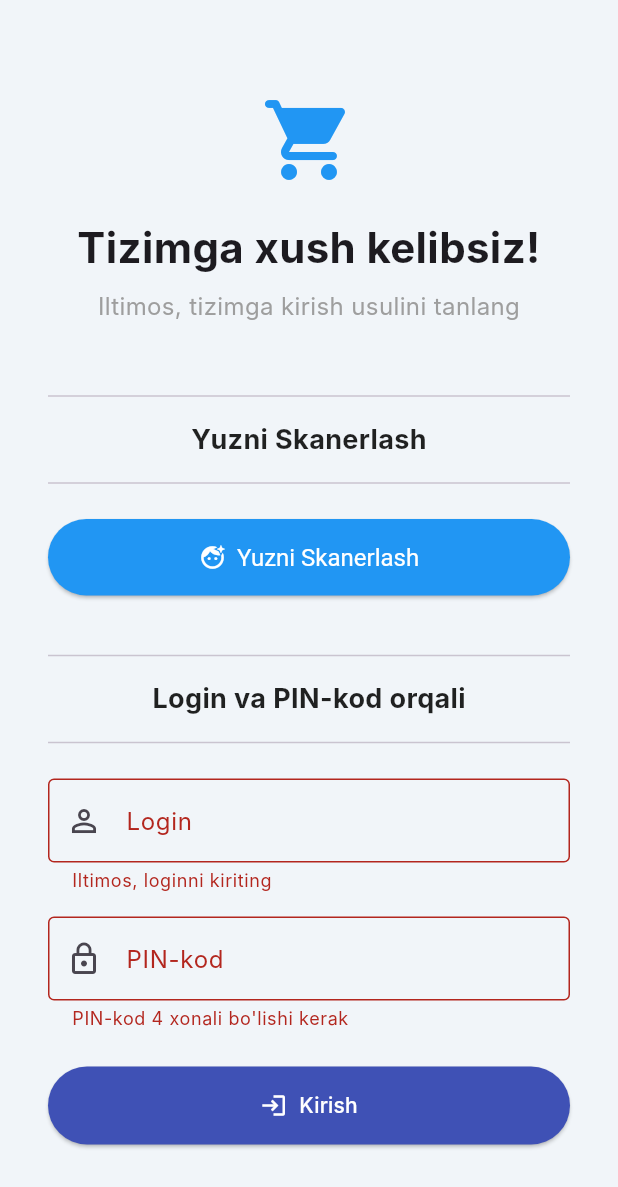
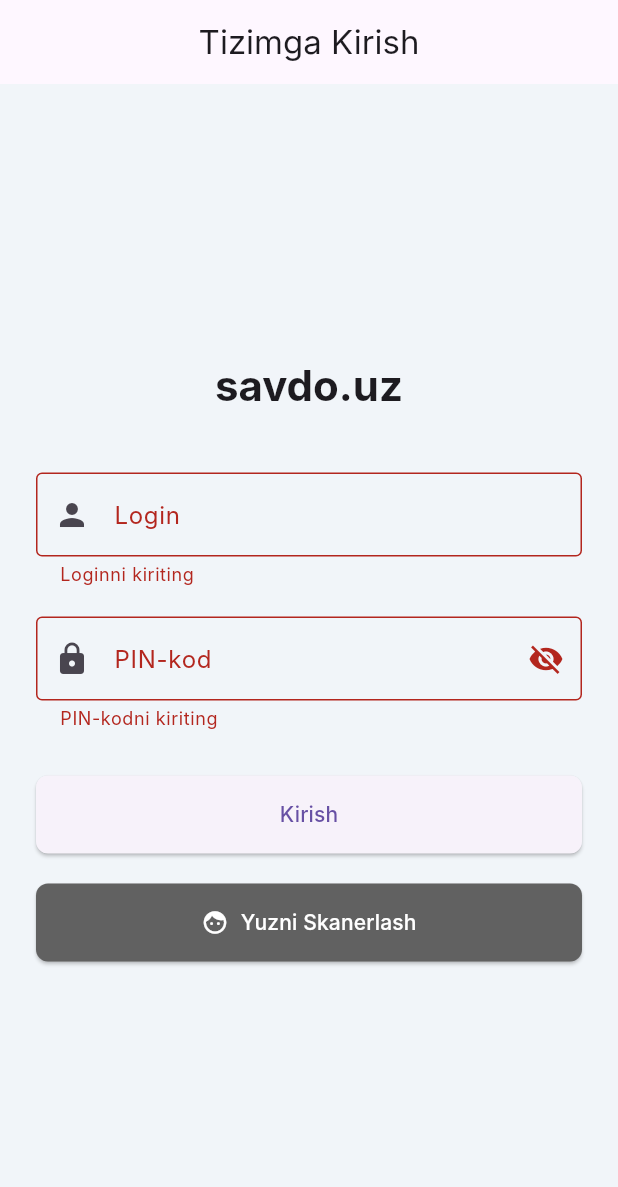
Before and after one commit to itcloud-uz/savdo-uz, a Flutter app: the screen it shows after launch, after a tap on "Kirish", on a phone screen of 412 x 824 dp. Shown: the top 1187 px of the screen. Run offline on Flutter 3.47's test engine with Material 3 defaults, Android fonts, the phone set to English and light mode, and no system bars; our stand-ins replace cached_network_image, camera, cloud_firestore, firebase_auth, firebase_core, firebase_storage and 3 more; missing offline and left inert: google_mlkit_face_detection, tflite_flutter; accounts and stored records are empty; Roboto replaces fonts that are missing (Inter).

Commit message:
intihoi1

```diff
--- /dev/null
+++ b/dataconnect/connector/connector.yaml
@@ -0,0 +1,5 @@
+connectorId: default
+generate:
+  dartSdk:
+    outputDir: ..\..\dataconnect-generated\dart\default_connector
+    package: default_connector
--- /dev/null
+++ b/firestore.indexes.json
@@ -0,0 +1,4 @@
+{
+  "indexes": [],
+  "fieldOverrides": []
+}
--- a/lib/login_screen.dart
+++ b/lib/login_screen.dart
@@ -1,7 +1,10 @@
+// lib/login_screen.dart
+
 import 'package:flutter/material.dart';
+import 'package:cloud_firestore/cloud_firestore.dart'; // NUQTA (.), IKKI NUQTA (:) GA O'ZGARTIRILDI
+import 'package:firebase_auth/firebase_auth.dart';
 import 'package:savdo_uz/main_screen.dart';
-import 'package:savdo_uz/face_scan_screen.dart';
-import 'package:cloud_firestore/cloud_firestore.dart';
+import 'face_scan_screen.dart'; // QO'SHILDI
 
 class LoginScreen extends StatefulWidget {
   const LoginScreen({super.key});
@@ -15,6 +18,7 @@
   final _pinController = TextEditingController();
   final _formKey = GlobalKey<FormState>();
   bool _isLoading = false;
+  bool _isPinVisible = false;
 
   @override
   void dispose() {
@@ -23,156 +27,195 @@
     super.dispose();
   }
 
-  // Login va PIN-kod orqali kirish funksiyasi
-  Future<void> _loginWithCredentials() async {
+  Future<void> _login() async {
     if (!_formKey.currentState!.validate()) {
       return;
     }
 
-    setState(() => _isLoading = true);
+    setState(() {
+      _isLoading = true;
+    });
+
+    String? userRole;
+    String? errorMessage;
 
     try {
-      final login = _loginController.text;
-      final pin = _pinController.text;
-      final usersCollection = FirebaseFirestore.instance.collection('users');
+      final email = '${_loginController.text.trim().toLowerCase()}@savdo.uz';
+      final password = _pinController.text.trim();
 
-      // Kiritilgan login va PIN-kod bo'yicha xodimni qidiramiz
-      final querySnapshot = await usersCollection
-          .where('login',
-              isEqualTo: login) // 'login' maydoni bo'yicha qidiramiz
-          .where('pinCode', isEqualTo: pin)
+      final userCredential =
+          await FirebaseAuth.instance.signInWithEmailAndPassword(
+        email: email,
+        password: password,
+      );
+
+      if (userCredential.user != null) {
+        final querySnapshot = await FirebaseFirestore.instance
+            .collection('employees')
+            .where('uid', isEqualTo: userCredential.user!.uid)
             .limit(1)
             .get();
 
-      if (querySnapshot.docs.isNotEmpty && mounted) {
-        final userDoc = querySnapshot.docs.first;
-        final userRole = userDoc.data()['role'] as String;
-        _navigateToMainScreen(context, userRole);
+        if (querySnapshot.docs.isNotEmpty) {
+          userRole = querySnapshot.docs.first.get('role');
         } else {
-        if (mounted) {
-          ScaffoldMessenger.of(context).showSnackBar(
-            const SnackBar(
-              content: Text("Login yoki PIN-kod noto'g'ri!"),
-              backgroundColor: Colors.red,
+          errorMessage =
+              'Foydalanuvchi ma\'lumotlar bazasida topilmadi yoki bog\'lanmagan.';
+        }
+      }
+    } on FirebaseAuthException catch (e) {
+      if (e.code == 'user-not-found' ||
+          e.code == 'invalid-credential' ||
+          e.code == 'wrong-password') {
+        errorMessage = 'Login yoki PIN-kod xato.';
+      } else if (e.code == 'invalid-email') {
+        errorMessage = 'Login formati noto\'g\'ri.';
+      } else {
+        errorMessage = 'Noma\'lum xatolik yuz berdi. Internetni tekshiring.';
+      }
+    } catch (e) {
+      errorMessage = 'Kutilmagan xatolik: ${e.toString()}';
+    }
+
+    if (!mounted) return;
+
+    if (userRole != null) {
+      Navigator.pushReplacement(
+        context,
+        MaterialPageRoute(
+          builder: (context) => MainScreen(userRole: userRole!),
         ),
       );
-        }
-      }
-    } catch (e) {
-      if (mounted) {
-        ScaffoldMessenger.of(context).showSnackBar(
-          SnackBar(content: Text("Xatolik: $e"), backgroundColor: Colors.red),
-        );
-      }
-    } finally {
-      if (mounted) {
-        setState(() => _isLoading = false);
-      }
-    }
+    } else {
+      _showErrorDialog(errorMessage ?? 'Noma\'lum xatolik yuz berdi.');
     }
 
-  void _navigateToMainScreen(BuildContext context, String userRole) {
-    Navigator.of(context).pushReplacement(
-      MaterialPageRoute(builder: (context) => MainScreen(userRole: userRole)),
-    );
+    setState(() {
+      _isLoading = false;
+    });
   }
 
-  void _navigateToFaceScan(BuildContext context) {
-    Navigator.of(context).push(
-      MaterialPageRoute(builder: (context) => const FaceScanScreen()),
+  void _showErrorDialog(String message) {
+    if (!mounted) return;
+    showDialog(
+      context: context,
+      builder: (ctx) => AlertDialog(
+        title: const Text('Xatolik!'),
+        content: Text(message),
+        actions: <Widget>[
+          TextButton(
+            child: const Text('OK'),
+            onPressed: () {
+              Navigator.of(ctx).pop();
+            },
+          )
+        ],
+      ),
     );
   }
 
   @override
   Widget build(BuildContext context) {
     return Scaffold(
-      backgroundColor: Theme.of(context).scaffoldBackgroundColor,
-      body: SafeArea(
-        child: Center(
+      appBar: AppBar(
+        title: const Text('Tizimga Kirish'),
+        centerTitle: true,
+      ),
+      body: Center(
         child: SingleChildScrollView(
-            padding: const EdgeInsets.all(32.0),
+          padding: const EdgeInsets.all(24.0),
           child: ConstrainedBox(
             constraints: const BoxConstraints(maxWidth: 400),
-              child: Column(
-                crossAxisAlignment: CrossAxisAlignment.stretch,
-                mainAxisAlignment: MainAxisAlignment.center,
-                children: [
-                  const Icon(Icons.shopping_cart_rounded,
-                      size: 64, color: Colors.blue),
-                  const SizedBox(height: 20),
-                  const Text('Tizimga xush kelibsiz!',
-                      textAlign: TextAlign.center,
-                      style:
-                          TextStyle(fontSize: 28, fontWeight: FontWeight.bold)),
-                  const SizedBox(height: 8),
-                  const Text('Iltimos, tizimga kirish usulini tanlang',
-                      textAlign: TextAlign.center,
-                      style: TextStyle(fontSize: 16, color: Colors.grey)),
-                  const SizedBox(height: 40),
-
-                  // Yuzni skanerlash bo'limi
-                  _buildSectionTitle('Yuzni Skanerlash'),
-                  const SizedBox(height: 16),
-                  _buildRoleButton(context,
-                      label: 'Yuzni Skanerlash',
-                      color: Colors.blue,
-                      onPressed: () => _navigateToFaceScan(context)),
-                  const SizedBox(height: 32),
-
-                  // Login va PIN-kod bo'limi
-                  _buildSectionTitle('Login va PIN-kod orqali'),
-                  const SizedBox(height: 16),
-                  Form(
+            child: Form(
               key: _formKey,
               child: Column(
+                mainAxisAlignment: MainAxisAlignment.center,
+                crossAxisAlignment: CrossAxisAlignment.stretch,
                 children: [
+                  Text(
+                    'savdo.uz',
+                    textAlign: TextAlign.center,
+                    style: Theme.of(context).textTheme.headlineMedium?.copyWith(
+                          fontWeight: FontWeight.bold,
+                        ),
+                  ),
+                  const SizedBox(height: 40),
                   TextFormField(
                     controller: _loginController,
                     decoration: const InputDecoration(
                       labelText: 'Login',
                       border: OutlineInputBorder(),
-                            prefixIcon: Icon(Icons.person_outline),
+                      prefixIcon: Icon(Icons.person),
+                    ),
+                    validator: (value) {
+                      if (value == null || value.trim().isEmpty) {
+                        return 'Loginni kiriting';
+                      }
+                      return null;
+                    },
+                    autovalidateMode: AutovalidateMode.onUserInteraction,
+                  ),
+                  const SizedBox(height: 20),
+                  TextFormField(
+                    controller: _pinController,
+                    obscureText: !_isPinVisible,
+                    keyboardType: TextInputType.number,
+                    decoration: InputDecoration(
+                      labelText: 'PIN-kod',
+                      border: const OutlineInputBorder(),
+                      prefixIcon: const Icon(Icons.lock),
+                      suffixIcon: IconButton(
+                        icon: Icon(
+                          _isPinVisible
+                              ? Icons.visibility
+                              : Icons.visibility_off,
+                        ),
+                        onPressed: () {
+                          setState(() {
+                            _isPinVisible = !_isPinVisible;
+                          });
+                        },
+                      ),
                     ),
                     validator: (value) {
                       if (value == null || value.isEmpty) {
-                              return "Iltimos, loginni kiriting";
+                        return 'PIN-kodni kiriting';
                       }
                       return null;
                     },
+                    autovalidateMode: AutovalidateMode.onUserInteraction,
                   ),
-                        const SizedBox(height: 16),
-                        TextFormField(
-                          controller: _pinController,
-                          obscureText: true,
-                          maxLength: 4,
-                          decoration: const InputDecoration(
-                            labelText: 'PIN-kod',
-                            border: OutlineInputBorder(),
-                            prefixIcon: Icon(Icons.lock_outline),
-                            counterText: "",
-                          ),
-                          keyboardType: TextInputType.number,
-                          validator: (value) {
-                            if (value == null || value.length < 4) {
-                              return 'PIN-kod 4 xonali bo\'lishi kerak';
-                            }
-                            return null;
-                          },
-                        ),
-                      ],
+                  const SizedBox(height: 30),
+                  _isLoading
+                      ? const Center(child: CircularProgressIndicator())
+                      : ElevatedButton(
+                          onPressed: _login,
+                          style: ElevatedButton.styleFrom(
+                            padding: const EdgeInsets.symmetric(vertical: 16),
+                            shape: RoundedRectangleBorder(
+                              borderRadius: BorderRadius.circular(8),
                             ),
                           ),
-                  const SizedBox(height: 24),
-                  _isLoading
-                      ? const Center(child: CircularProgressIndicator())
-                      : ElevatedButton.icon(
-                          onPressed: _loginWithCredentials,
-                          icon: const Icon(Icons.login),
-                          label: const Text('Kirish'),
+                          child: const Text('Kirish'),
+                        ),
+                  const SizedBox(height: 20),
+                  ElevatedButton.icon(
+                    onPressed: () {
+                      Navigator.push(
+                        context,
+                        MaterialPageRoute(
+                            builder: (context) => const FaceScanScreen()),
+                      );
+                    },
+                    icon: const Icon(Icons.face),
+                    label: const Text('Yuzni Skanerlash'),
                     style: ElevatedButton.styleFrom(
-                            backgroundColor: Colors.indigo,
+                      padding: const EdgeInsets.symmetric(vertical: 16),
+                      backgroundColor: Colors.grey[700],
                       foregroundColor: Colors.white,
-                            padding: const EdgeInsets.symmetric(vertical: 16),
+                      shape: RoundedRectangleBorder(
+                        borderRadius: BorderRadius.circular(8),
+                      ),
                     ),
                   ),
                 ],
@@ -183,42 +226,4 @@
       ),
     );
   }
-
-  // Bo'lim sarlavhasi uchun yordamchi funksiya
-  Widget _buildSectionTitle(String title) {
-    return Column(
-      crossAxisAlignment: CrossAxisAlignment.center,
-      children: [
-        const Divider(),
-        Padding(
-          padding: const EdgeInsets.symmetric(vertical: 8.0),
-          child: Text(
-            title,
-            style: const TextStyle(
-                fontSize: 18,
-                fontWeight: FontWeight.bold,
-                color: Colors.black87),
-          ),
-        ),
-        const Divider(),
-      ],
-    );
 }
-
-  Widget _buildRoleButton(BuildContext context,
-      {required String label,
-      required Color color,
-      required VoidCallback onPressed}) {
-    return ElevatedButton.icon(
-      onPressed: onPressed,
-      icon: const Icon(Icons.face_retouching_natural),
-      label: Text(label),
-      style: ElevatedButton.styleFrom(
-        backgroundColor: color,
-        foregroundColor: Colors.white,
-        padding: const EdgeInsets.symmetric(vertical: 16),
-        textStyle: const TextStyle(fontSize: 16),
-      ),
-    );
-  }
-}
```
Also changed, not shown: dataconnect/dataconnect.yaml (added, +12 -0 lines), firebase.json, pubspec.lock, 6 other files. Lines whose indentation alone changed are shown as unchanged.
